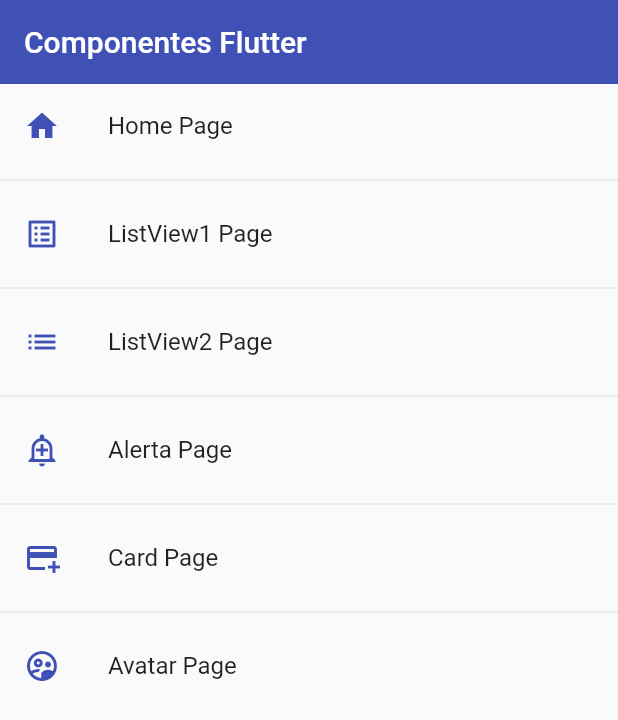
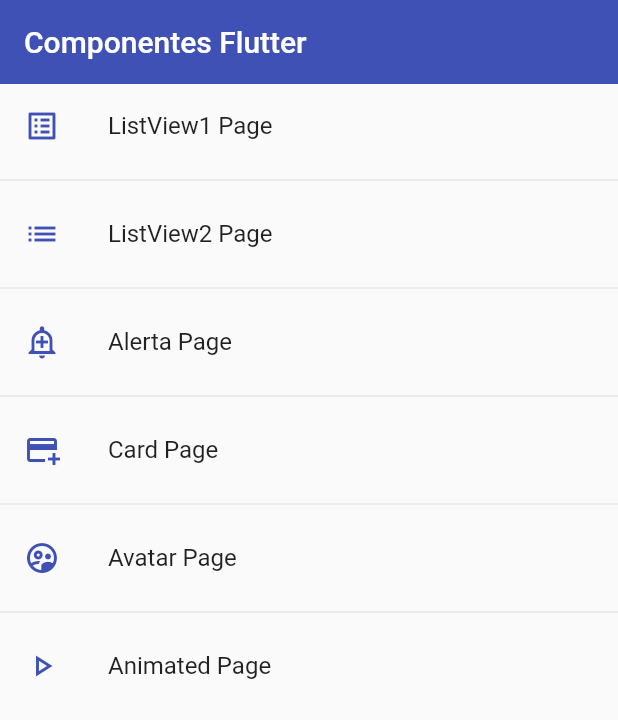
Before and after one commit to illika/components_fl, a Flutter app: the screen it shows after launch, on a phone screen of 412 x 824 dp. Shown: the top 720 px of the screen. Run offline on Flutter 3.47's test engine with Material 2 defaults, Android fonts, the phone set to English and light mode, and no system bars.

```diff
--- a/lib/router/app_routes.dart
+++ b/lib/router/app_routes.dart
@@ -6,12 +6,12 @@ class AppRoutes {
   static const String initialRoute = "home";
 
   static final menuOptions = [
-    MenuOptions(
+    /*MenuOptions(
       route: "home",
       nombre: "Home Page",
       pagina: const HomePage(),
       icon: Icons.home,
-    ),
+    ),*/
     MenuOptions(
       route: "listView1",
       nombre: "ListView1 Page",
@@ -42,10 +42,17 @@ class AppRoutes {
       pagina: const AvatarPage(),
       icon: Icons.supervised_user_circle_outlined,
     ),
+    MenuOptions(
+      route: "animate",
+      nombre: "Animated Page",
+      pagina: const AnimatedPage(),
+      icon: Icons.play_arrow_outlined,
+    ),
   ];
 
   static Map<String, Widget Function(BuildContext)> getAppRoutes() {
     Map<String, Widget Function(BuildContext)> appRoute = {};
+    appRoute.addAll({"home": (_) => const HomePage()});
 
     for (final option in menuOptions) {
       appRoute.addAll({option.route: (_) => option.pagina});
--- a/lib/screens/screens.dart
+++ b/lib/screens/screens.dart
@@ -1,4 +1,5 @@
 export 'package:fl_componentes/screens/alert_page.dart';
+export 'package:fl_componentes/screens/animated_page.dart';
 export 'package:fl_componentes/screens/avatar_page.dart';
 export 'package:fl_componentes/screens/card_page.dart';
 export 'package:fl_componentes/screens/home_page.dart';
```
Also changed, not shown: lib/screens/animated_page.dart (added, +57 -0 lines).
